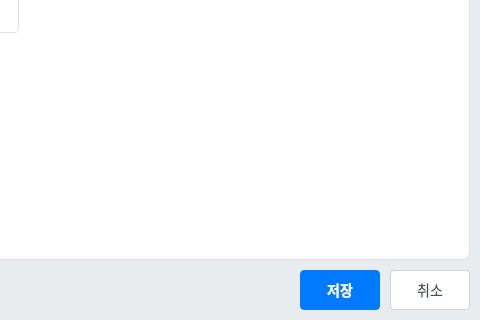
kong-jaban/app, file MyProjects/s-dia-main/src/ui/dialogs/data_source_dialog.ui: the form before one commit; both pictures show x 320 to 800 and y 280 to 600 of the 800 by 600 pixel window.
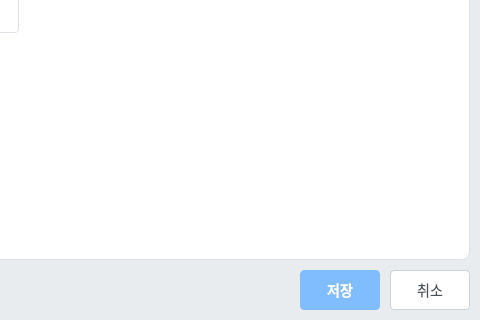
The form after the commit. Icons and pictures are not drawn.

```diff
--- a/MyProjects/s-dia-main/src/ui/dialogs/data_source_dialog.ui
+++ b/MyProjects/s-dia-main/src/ui/dialogs/data_source_dialog.ui
@@ -62,8 +62,8 @@
 }
 QPushButton#save_button {
     color: #fff;
-    background-color: #007bff;
-    border-color: #007bff;
+    background-color: #80bdff;
+    border-color: #80bdff;
     font-weight: bold;
 }
 QPushButton#save_button:hover {
```
Left out of the diff: 8 changed lines with no effect on the pictures.
